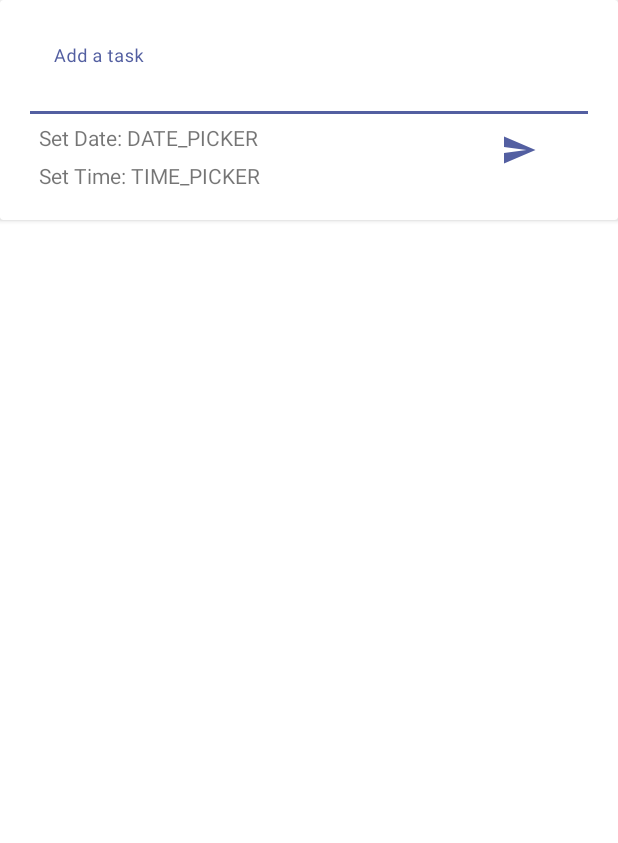
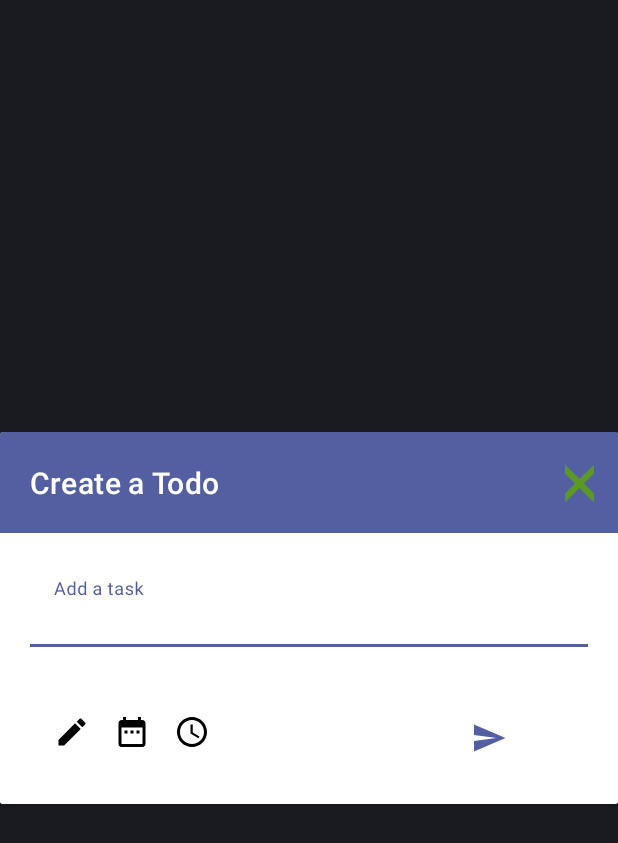
Before and after one commit to lbrown51/WhatDo, an Android app: the screen it shows after launch (MainActivity), after a tap on "FAB to create to-do", on a phone screen of 412 x 824 dp. Shown: the top 843 px of the screen. Run offline under Robolectric (Android 15) with nearby library versions, the phone set to English and light mode, and no system bars; our stand-ins replace Room's generated code.

Commit message:
Add todo dialog looks right and tests create.

```diff
--- a/app/src/main/java/com/ad340/whatdo/MainActivity.java
+++ b/app/src/main/java/com/ad340/whatdo/MainActivity.java
@@ -7,12 +7,16 @@ import androidx.recyclerview.widget.LinearLayoutManager;
 import androidx.recyclerview.widget.RecyclerView;
 
 
+import android.app.DatePickerDialog;
 import android.app.Dialog;
 import android.os.Bundle;
 import android.view.KeyEvent;
 import android.view.View;
 import android.view.Window;
+import android.widget.Button;
+import android.widget.EditText;
 import android.widget.ImageButton;
+import android.widget.Toast;
 
 import com.google.android.material.appbar.MaterialToolbar;
 import com.google.android.material.floatingactionbutton.FloatingActionButton;
@@ -80,6 +84,20 @@ public class MainActivity extends AppCompatActivity {
         dialog.requestWindowFeature(Window.FEATURE_NO_TITLE);
         dialog.setContentView(createView);
 
+        EditText newTodoEditText = dialog.findViewById(R.id.create_todo_task_name_edit_text);
+        Button finishNewTodoButton = dialog.findViewById(R.id.create_todo_finish_btn);
+        finishNewTodoButton.setOnClickListener(view -> {
+            String newTodoText = newTodoEditText.getText().toString();
+            if (newTodoText.isEmpty()) {
+                newTodoEditText.setError("Cannot make an empty task");
+            } else {
+                Todo newTodo = new Todo(null, newTodoText, null, null, null);
+                mTodoViewModel.insert(newTodo);
+                dialog.dismiss();
+            }
+        });
+
+
         ImageButton closeButton = (ImageButton) dialog.findViewById(R.id.close_dialog);
         closeButton.setOnClickListener((view) -> {
             view.setVisibility(View.INVISIBLE);
--- a/app/src/main/res/layout/create_todo_dialog.xml
+++ b/app/src/main/res/layout/create_todo_dialog.xml
@@ -1,26 +1,55 @@
 <?xml version="1.0" encoding="utf-8"?>
-<FrameLayout
+<RelativeLayout
     xmlns:android="http://schemas.android.com/apk/res/android"
     xmlns:app="http://schemas.android.com/apk/res-auto"
     android:layout_width="match_parent"
-    android:layout_height="wrap_content"
-    android:layout_centerVertical="true"
-    android:id="@+id/create_todo_dialog"
-    android:background="@android:color/white"
-    android:layout_gravity="center_vertical">
-
+    android:layout_height="match_parent"
+    android:id="@+id/create_todo_dialog">
 
     <androidx.cardview.widget.CardView
         android:layout_width="match_parent"
         android:layout_height="wrap_content"
-        android:elevation="2dp">
+        android:elevation="2dp"
+        android:layout_gravity="center_vertical"
+        android:layout_centerInParent="true">
 
+        <androidx.constraintlayout.widget.ConstraintLayout
+            android:layout_width="match_parent"
+            android:layout_height="match_parent"
+            android:orientation="vertical"
+            android:background="@color/colorPrimary">
+
+            <TextView
+                android:id="@+id/create_todo_title"
+                android:layout_width="match_parent"
+                android:layout_height="wrap_content"
+                android:text="Create a Todo"
+                android:textColor="@android:color/white"
+                android:padding="20dp"
+                android:textAppearance="@style/TextAppearance.MaterialComponents.Headline6"
+                app:layout_constraintTop_toTopOf="parent"
+                app:layout_constraintStart_toStartOf="parent"/>
+
+            <ImageButton
+                android:id="@+id/close_dialog"
+                android:layout_width="19dp"
+                android:layout_height="25dp"
+                android:layout_marginEnd="@dimen/large_item_spacing"
+                android:background="?attr/selectableItemBackgroundBorderless"
+                android:src="@drawable/ic_close_black"
+                android:tint="@color/colorAccent"
+                app:layout_constraintBottom_toBottomOf="@id/create_todo_title"
+                app:layout_constraintEnd_toEndOf="parent"
+                app:layout_constraintTop_toTopOf="parent" />
 
             <androidx.constraintlayout.widget.ConstraintLayout
                 android:id="@+id/todo_summary"
                 android:layout_width="match_parent"
                 android:layout_height="wrap_content"
-            android:padding="20dp">
+                android:padding="20dp"
+                android:background="@android:color/white"
+                app:layout_constraintTop_toBottomOf="@id/create_todo_title"
+                app:layout_constraintStart_toStartOf="parent">
 
 
                 <com.google.android.material.textfield.TextInputLayout
@@ -28,67 +57,75 @@
                     android:layout_width="match_parent"
                     android:layout_height="wrap_content"
                     android:autofillHints="@string/add_task_hint"
+                    android:background="@android:color/white"
                     android:hint="@string/add_task_hint"
+                    app:errorEnabled="true"
+                    app:boxBackgroundColor="@android:color/white"
                     app:hintTextColor="@color/colorPrimary"
-                android:background="@android:color/white"
                     app:layout_constraintStart_toStartOf="parent"
-                app:layout_constraintTop_toTopOf="parent"
-                app:boxBackgroundColor="@android:color/white">
+                    app:layout_constraintTop_toTopOf="parent">
 
                     <com.google.android.material.textfield.TextInputEditText
                         android:id="@+id/create_todo_task_name_edit_text"
                         android:layout_width="match_parent"
                         android:layout_height="wrap_content"
-                    android:inputType="text"
-                    />
+                        android:inputType="text" />
 
                 </com.google.android.material.textfield.TextInputLayout>
 
-
-            <TextView
-                android:id="@+id/set_date_text"
+                <ImageButton
+                    android:id="@+id/create_todo_time_btn"
                     android:layout_width="wrap_content"
                     android:layout_height="wrap_content"
-                android:layout_marginStart="@dimen/small_item_spacing"
-                android:layout_marginTop="@dimen/small_item_spacing"
-                android:text="@string/date_picker_placeholder"
-                app:layout_constraintStart_toStartOf="parent"
-                app:layout_constraintTop_toBottomOf="@id/create_todo_task_name_layout"/>
+                    android:layout_marginStart="@dimen/todo_item_padding"
+                    android:layout_marginBottom="@dimen/recycler_view_padding"
+                    android:background="?attr/selectableItemBackgroundBorderless"
+                    android:contentDescription="@string/time_button"
+                    app:layout_constraintBottom_toBottomOf="@id/create_todo_finish_btn"
+                    app:layout_constraintTop_toTopOf="@id/create_todo_finish_btn"                    app:layout_constraintStart_toEndOf="@+id/create_todo_date_btn"
+                    app:srcCompat="@drawable/ic_access_time_24dp" />
 
-            <TextView
-                android:id="@+id/set_time_text"
+                <ImageButton
+                    android:id="@+id/create_todo_notes_btn"
                     android:layout_width="wrap_content"
                     android:layout_height="wrap_content"
-                android:layout_marginStart="@dimen/small_item_spacing"
-                android:layout_marginTop="@dimen/small_item_spacing"
-                android:text="@string/time_picker_placeholder"
-                app:layout_constraintStart_toStartOf="parent"
-                app:layout_constraintTop_toBottomOf="@id/set_date_text" />
+                    android:layout_marginStart="@dimen/todo_item_padding"
+                    android:layout_marginBottom="@dimen/recycler_view_padding"
+                    android:background="?attr/selectableItemBackgroundBorderless"
+                    android:contentDescription="@string/notes"
+                    app:layout_constraintBottom_toBottomOf="@id/create_todo_finish_btn"
+                    app:layout_constraintTop_toTopOf="@id/create_todo_finish_btn"                    app:layout_constraintStart_toStartOf="parent"
+                    app:srcCompat="@drawable/ic_create_24dp" />
+
+                <ImageButton
+                    android:id="@+id/create_todo_date_btn"
+                    android:layout_width="wrap_content"
+                    android:layout_height="wrap_content"
+                    android:layout_marginStart="@dimen/todo_item_padding"
+                    android:layout_marginBottom="@dimen/recycler_view_padding"
+                    android:background="?attr/selectableItemBackgroundBorderless"
+                    android:contentDescription="@string/date_button"
+                    app:layout_constraintBottom_toBottomOf="@id/create_todo_finish_btn"
+                    app:layout_constraintTop_toTopOf="@id/create_todo_finish_btn"
+                    app:layout_constraintStart_toEndOf="@+id/create_todo_notes_btn"
+                    app:srcCompat="@drawable/ic_date_range_24dp" />
 
                 <Button
+                    android:id="@+id/create_todo_finish_btn"
+                    style="@style/Widget.MaterialComponents.Button.TextButton.Icon"
                     android:layout_width="wrap_content"
                     android:layout_height="wrap_content"
-                style="@style/Widget.MaterialComponents.Button.TextButton.Icon"
+                    android:layout_marginEnd="20dp"
+                    android:layout_marginTop="16dp"
                     app:icon="@drawable/ic_send_black_24dp"
+                    app:iconGravity="textStart"
                     app:iconTint="@color/colorPrimary"
-                app:iconGravity="textStart"
-                app:layout_constraintTop_toBottomOf="@id/create_todo_task_name_layout"
-                app:layout_constraintEnd_toEndOf="parent" />
+                    app:layout_constraintBottom_toBottomOf="parent"
+                    app:layout_constraintEnd_toEndOf="parent"
+                    app:layout_constraintTop_toBottomOf="@+id/create_todo_task_name_layout" />
 
             </androidx.constraintlayout.widget.ConstraintLayout>
 
-
+        </androidx.constraintlayout.widget.ConstraintLayout>
     </androidx.cardview.widget.CardView>
-
-
-    <ImageButton
-        android:id="@+id/close_dialog"
-        android:layout_width="19dp"
-        android:layout_height="25dp"
-        android:layout_alignParentEnd="true"
-        android:layout_marginTop="@dimen/large_item_spacing"
-        android:layout_marginEnd="@dimen/large_item_spacing"
-        android:background="?attr/selectableItemBackgroundBorderless"
-        android:src="@drawable/ic_close_black" />
-
-</FrameLayout>
+</RelativeLayout>
```
Also changed, not shown: 1 other file. Lines whose indentation alone changed are shown as unchanged.
